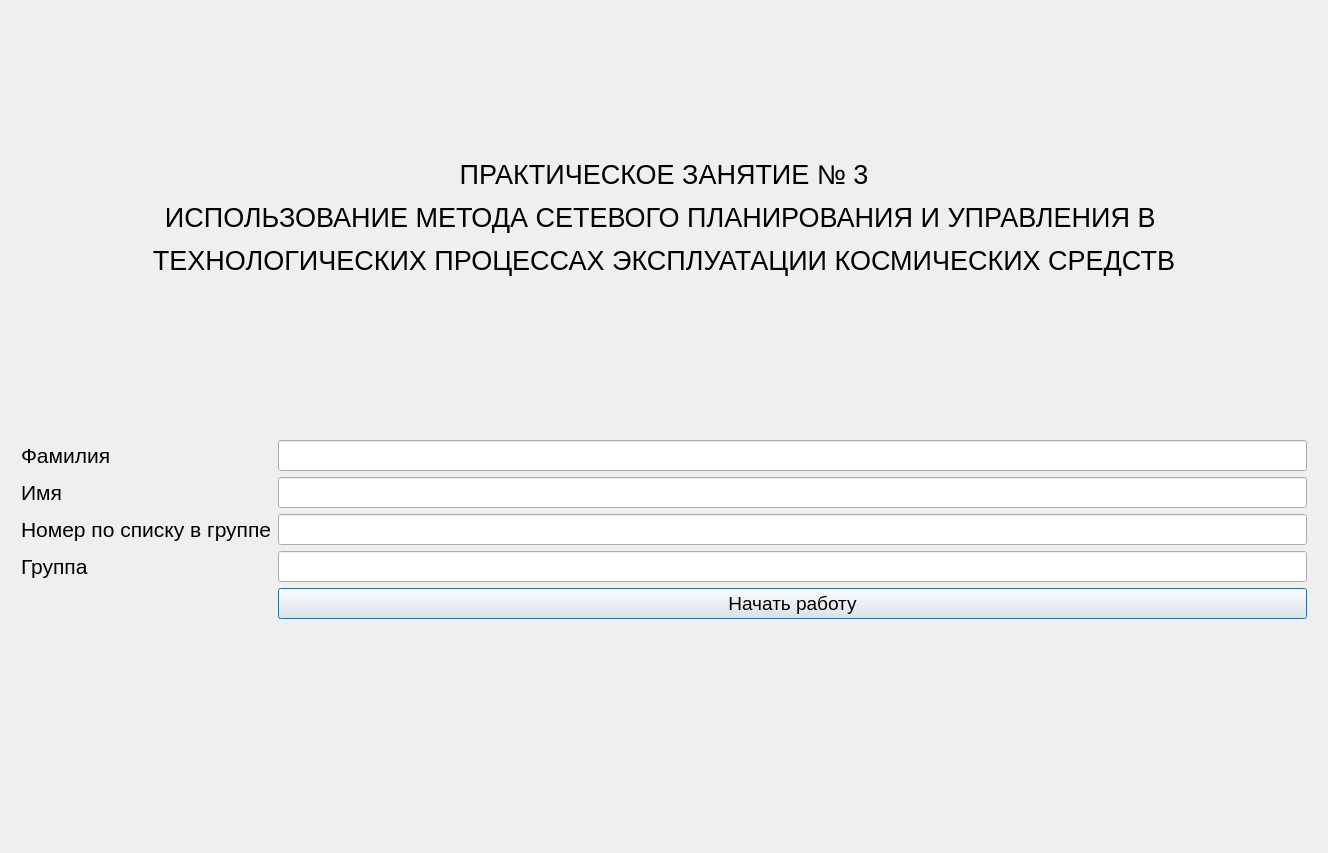
Qt form qt_designer_ui/startWindow.ui (IvaMarin/Project-Network-Diagram-App) before a commit.
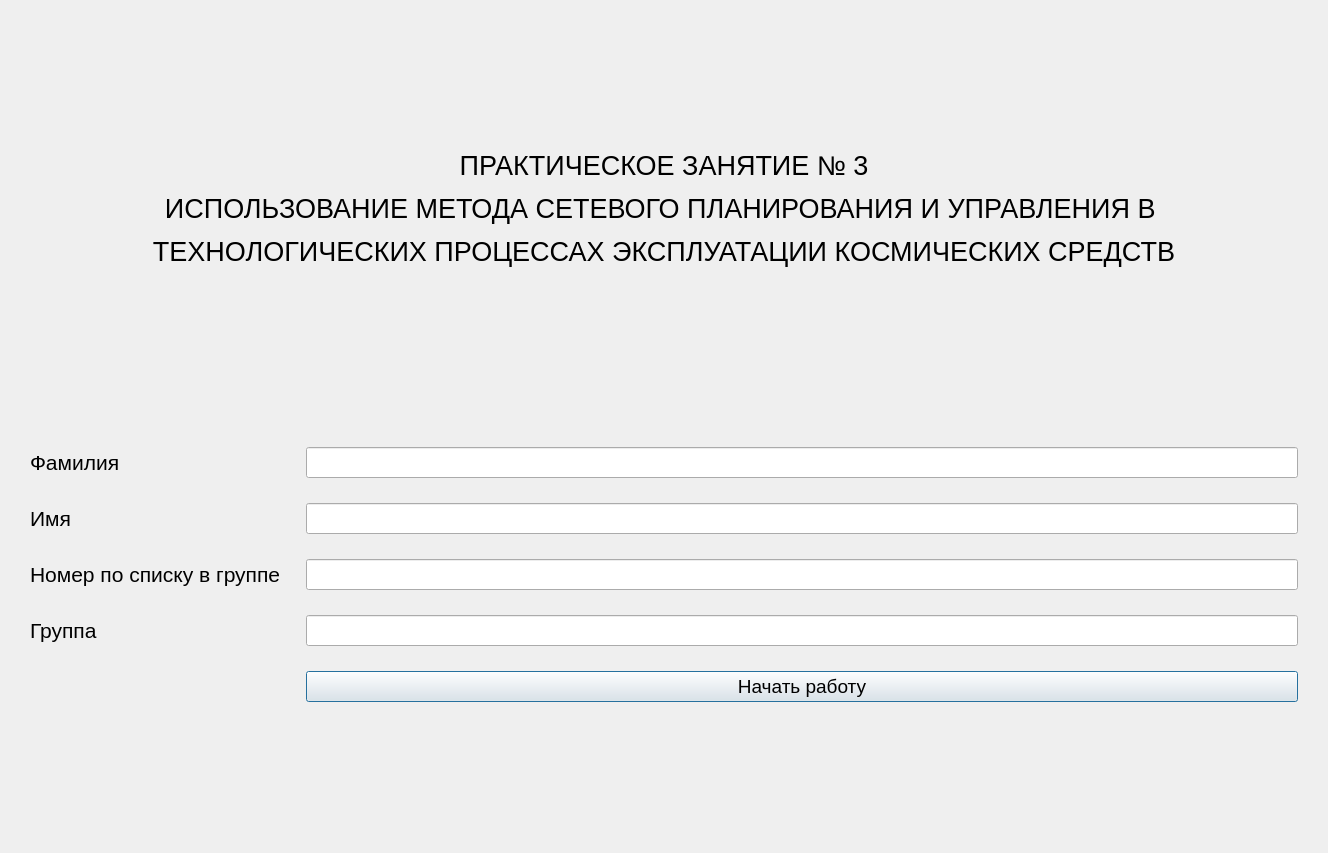
The same form after that commit.

What changed in the file:
```diff
--- a/qt_designer_ui/startWindow.ui
+++ b/qt_designer_ui/startWindow.ui
@@ -14,6 +14,21 @@
    <string>Dialog</string>
   </property>
   <layout class="QVBoxLayout" name="verticalLayout">
+   <property name="spacing">
+    <number>25</number>
+   </property>
+   <property name="leftMargin">
+    <number>20</number>
+   </property>
+   <property name="topMargin">
+    <number>5</number>
+   </property>
+   <property name="rightMargin">
+    <number>20</number>
+   </property>
+   <property name="bottomMargin">
+    <number>10</number>
+   </property>
    <item>
     <widget class="QLabel" name="labelWelcome">
      <property name="lineWidth">
```
